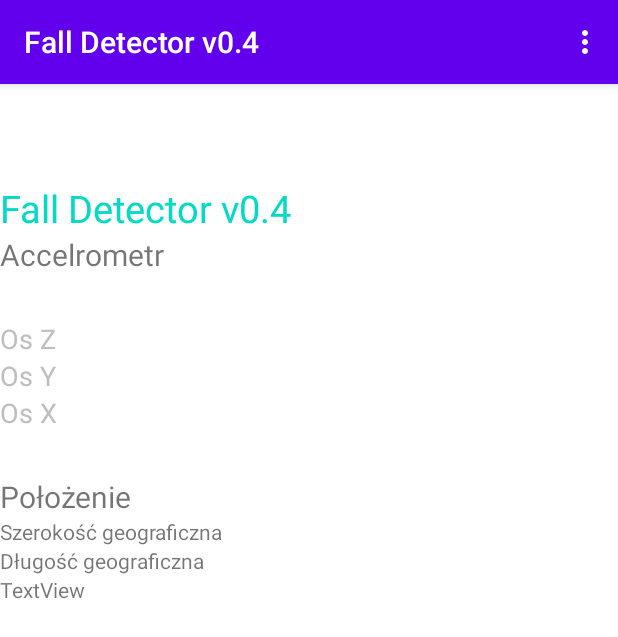
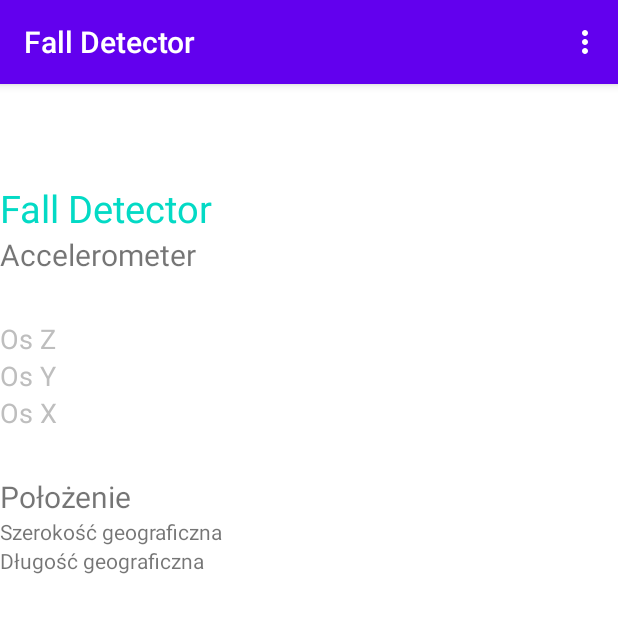
Before and after one commit to Fabix21/Fall-Detector, an Android app: the screen it shows after launch (MainActivity), after a tap on "DALEJ", on a phone screen of 412 x 824 dp. Shown: the top 637 px of the screen. Run offline under Robolectric (Android 15) with nearby library versions, the phone set to English and light mode, and no system bars.

Commit message:
Moved fall detection to another activity (WarningAcitivy), Now displaying time to send SMS, Converted anonymous classes to lambda expressions (updated SDK languageLevel to JDK=1_8), Refactor in strings.xml

```diff
--- a/app/src/main/AndroidManifest.xml
+++ b/app/src/main/AndroidManifest.xml
@@ -3,16 +3,18 @@
     xmlns:tools="http://schemas.android.com/tools"
     package="com.name.accelerometr"
     android:versionCode="1"
-    android:versionName="0.4"
+    android:versionName="0.6"
     tools:ignore="GradleOverrides">
 
     <uses-permission android:name="android.permission.ACCESS_FINE_LOCATION" />
     <uses-permission android:name="android.permission.SEND_SMS" />
+
     <application
         android:allowBackup="true"
         android:icon="@mipmap/icon"
         android:label="@string/app_name"
         android:theme="@style/AppTheme">
+        <activity android:name=".WarningActivity"></activity>
         <activity android:name=".SettingsActivity" />
         <activity
             android:name=".MainActivity"
--- a/app/src/main/java/com/name/accelerometr/WelcomeScreen.java
+++ b/app/src/main/java/com/name/accelerometr/WelcomeScreen.java
@@ -4,27 +4,19 @@ import android.content.Intent;
 import android.os.Bundle;
 import android.view.Menu;
 import android.view.MenuInflater;
-import android.view.View;
 import android.widget.Button;
 
 import androidx.appcompat.app.AppCompatActivity;
 
 public class WelcomeScreen extends AppCompatActivity {
 
-    private Button button;
-
     @Override
     protected void onCreate(Bundle savedInstanceState) {
 
         super.onCreate(savedInstanceState);
         setContentView(R.layout.activity_welcome_screen);
-        button = findViewById(R.id.nextActivity);
-        button.setOnClickListener(new View.OnClickListener() {
-            @Override
-            public void onClick(View v) {
-                openMainActivity();
-            }
-        });
+        Button button = findViewById(R.id.nextActivity);
+        button.setOnClickListener(v -> openMainActivity());
         checkFirstOpen();
     }
 
--- a/app/src/main/res/layout/activity_main.xml
+++ b/app/src/main/res/layout/activity_main.xml
@@ -27,7 +27,7 @@
             android:id="@+id/editText"
             android:layout_width="match_parent"
             android:layout_height="wrap_content"
-            android:text="@string/accelrometr"
+            android:text="@string/accelerometer"
             android:textSize="20sp" />
 
         <TextView
@@ -35,7 +35,7 @@
             android:layout_width="wrap_content"
             android:layout_height="wrap_content"
             android:layout_marginTop="30dp"
-            android:text="@string/os_z"
+            android:text="@string/axis_z"
             android:textColor="@android:color/secondary_text_dark"
             android:textSize="18sp" />
 
@@ -44,7 +44,7 @@
             android:layout_width="wrap_content"
             android:layout_height="wrap_content"
 
-            android:text="@string/os_y"
+            android:text="@string/axis_y"
             android:textColor="@android:color/secondary_text_dark"
             android:textSize="18sp" />
 
@@ -53,7 +53,7 @@
             android:layout_width="wrap_content"
             android:layout_height="wrap_content"
             android:layout_marginBottom="30dp"
-            android:text="@string/os_x"
+            android:text="@string/axis_x"
             android:textColor="@android:color/secondary_text_dark"
             android:textSize="18sp" />
 
@@ -61,26 +61,21 @@
             android:id="@+id/editText2"
             android:layout_width="match_parent"
             android:layout_height="wrap_content"
-            android:text="@string/po_o_enie"
+            android:text="@string/location"
             android:textSize="20sp" />
 
         <TextView
             android:id="@+id/textView"
             android:layout_width="match_parent"
             android:layout_height="wrap_content"
-            android:text="@string/szeroko_geograficzna" />
+            android:text="@string/latitude" />
 
         <TextView
             android:id="@+id/textView5"
             android:layout_width="match_parent"
             android:layout_height="wrap_content"
-            android:text="@string/d_ugo_geograficzna" />
+            android:text="@string/longitude" />
 
-        <TextView
-            android:id="@+id/AdressLocation"
-            android:layout_width="match_parent"
-            android:layout_height="wrap_content"
-            android:text="TextView" />
     </LinearLayout>
 
 </androidx.constraintlayout.widget.ConstraintLayout>
--- a/app/src/main/res/layout/activity_welcome_screen.xml
+++ b/app/src/main/res/layout/activity_welcome_screen.xml
@@ -14,6 +14,7 @@
         android:layout_marginTop="16dp"
         android:layout_marginEnd="15dp"
         android:accessibilityLiveRegion="none"
+        android:gravity="center|start"
         android:shadowColor="#F3B6B6"
         android:text="@string/welcome_message"
         android:textSize="28sp"
--- a/app/src/main/res/values/strings.xml
+++ b/app/src/main/res/values/strings.xml
@@ -1,19 +1,18 @@
 <?xml version="1.0" encoding="utf-8"?>
 <resources>
 
-    <string name="app_name">Fall Detector v0.4</string>
-    <string name="accelrometr">Accelrometr</string>
-    <string name="os_z">Os Z</string>
-    <string name="os_y">Os Y</string>
-    <string name="os_x">Os X</string>
-    <string name="po_o_enie">Położenie</string>
-    <string name="szeroko_geograficzna">Szerokość geograficzna</string>
-    <string name="d_ugo_geograficzna">Długość geograficzna</string>
+    <string name="app_name">Fall Detector</string>
+    <string name="accelerometer">Accelerometer</string>
+    <string name="axis_z">Os Z</string>
+    <string name="axis_y">Os Y</string>
+    <string name="axis_x">Os X</string>
+    <string name="location">Położenie</string>
+    <string name="latitude">Szerokość geograficzna</string>
+    <string name="longitude">Długość geograficzna</string>
     <string name="title_activity_welcome_screen">welcomeScreen</string>
-    <string name="welcome_message">Witaj w aplikacji FallDetector, aplikacja ma na celu wykrycie upadku oraz udostepnienie Twojej lokalizacji w chwili wykrycia upadku wysyłajać SMS na wybrany przez Ciebie numer.</string>
+    <string name="welcome_message">Witaj w aplikacji FallDetector, aplikacja ma na celu wykrycie upadku oraz udostepnienie Twojej lokalizacji w chwili wykrycia upadku wysyłajać SMS na wybrany przez Ciebie numer.
+    Aby dodać numer wraz i Twoim imieniem, wejdz w menu ustawień!</string>
     <string name="title_activity_settings">Settings</string>
 
 
-
-
 </resources>
```
Also changed, not shown: app/build.gradle (+4 -5 lines), app/src/main/java/com/name/accelerometr/MainActivity.java (+20 -77 lines), app/src/main/java/com/name/accelerometr/WarningActivity.java (added, +102 -0 lines), app/src/main/res/layout/activity_warning.xml (added, +53 -0 lines), app/src/main/res/xml/preferences.xml (+5 -2 lines), app/src/main/res/drawable/warning.png (added).
